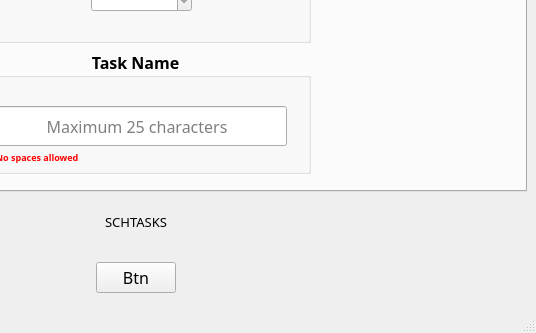
Before: the Qt Designer form Repository/UserInterface.ui in ben-wsh10/TaskScheduler-SoftwareReboot, drawn with Qt 5; both pictures show x 264 to 800 and y 267 to 600 of the 800 by 600 pixel window.
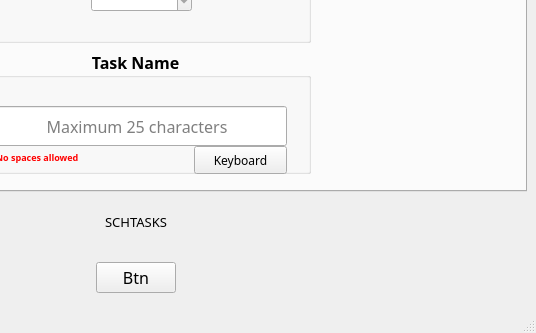
After: the same form once the commit is applied.

The edit to the form file:
```diff
--- a/Repository/UserInterface.ui
+++ b/Repository/UserInterface.ui
@@ -891,6 +891,34 @@
                       <string>*No spaces allowed</string>
                      </property>
                     </widget>
+                    <widget class="QPushButton" name="keyboardButton">
+                     <property name="geometry">
+                      <rect>
+                       <x>233</x>
+                       <y>97</y>
+                       <width>93</width>
+                       <height>28</height>
+                      </rect>
+                     </property>
+                     <property name="font">
+                      <font>
+                       <family>Times New Roman,Times,serif</family>
+                       <pointsize>-1</pointsize>
+                       <weight>50</weight>
+                       <bold>false</bold>
+                      </font>
+                     </property>
+                     <property name="styleSheet">
+                      <string notr="true">QPushButton{
+	font-family: &quot;Times New Roman&quot;, Times, serif;
+	font-size: 12px;
+	font-weight: normal;
+}</string>
+                     </property>
+                     <property name="text">
+                      <string>Keyboard</string>
+                     </property>
+                    </widget>
                    </widget>
                   </item>
                   <item>
```
